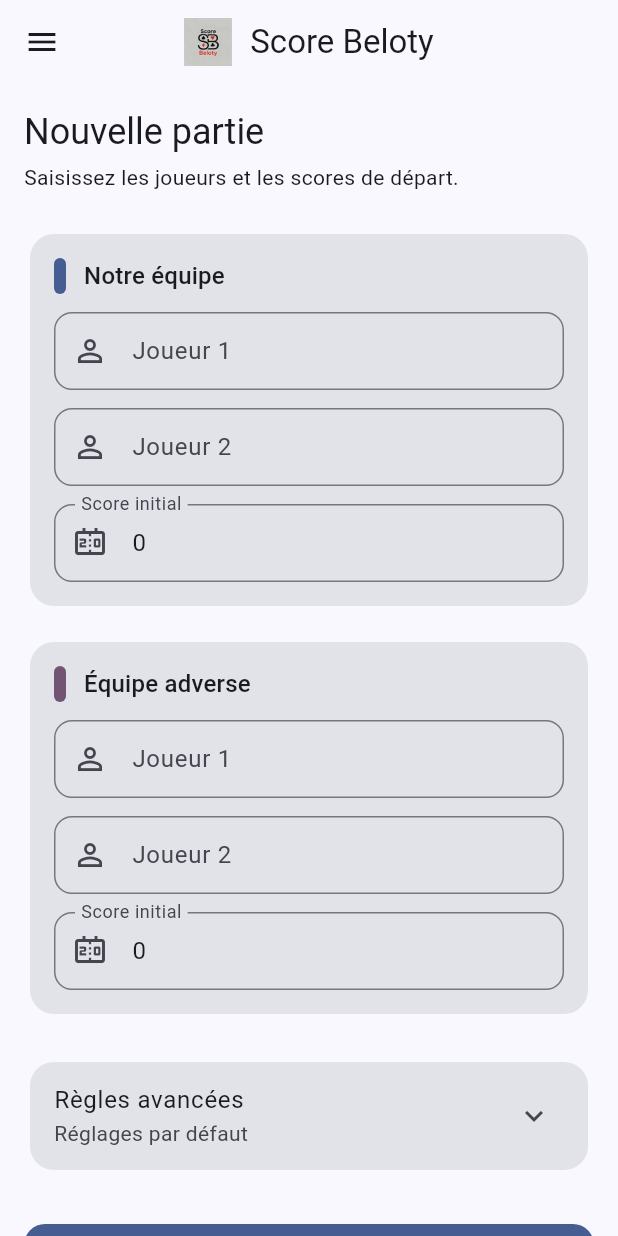
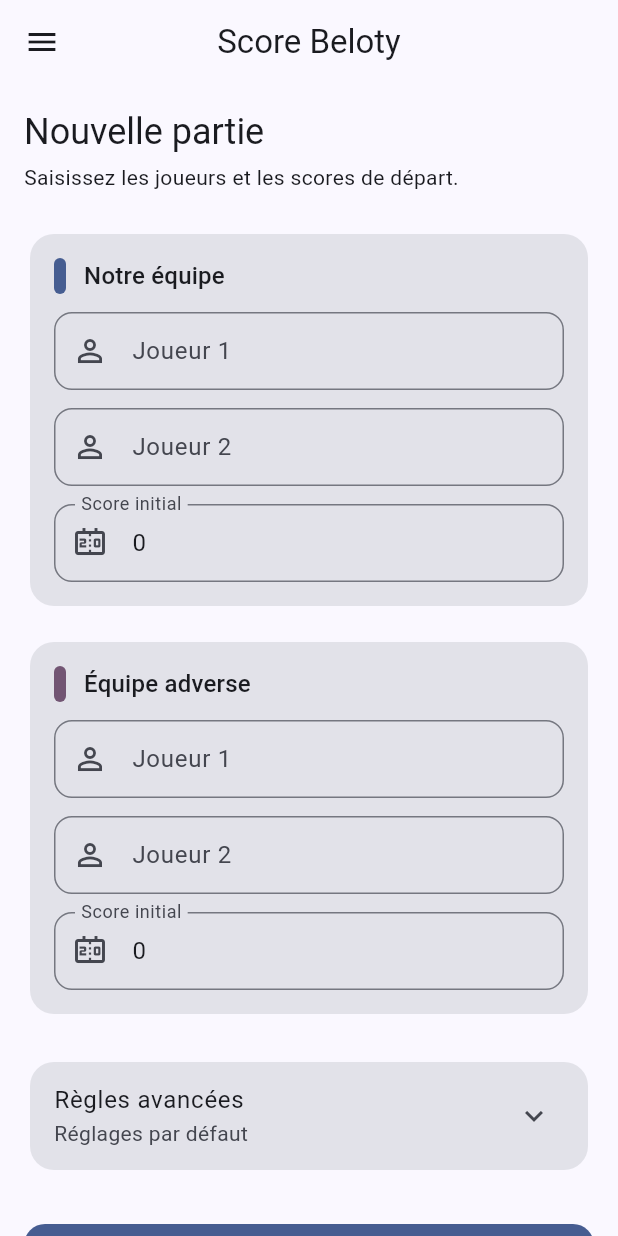
Before and after one commit to amarolahy/score_beloty_2_0, a Flutter app: the screen it shows after launch, on a phone screen of 412 x 824 dp. Run offline on Flutter 3.47's test engine with Material 3 defaults, Android fonts, the phone set to English and light mode, and no system bars; our stand-ins replace flutter_riverpod, flutter_svg, go_router, shared_preferences.

Commit message:
Remove logo from app bar

```diff
--- a/lib/features/game/presentation/screens/home_shell.dart
+++ b/lib/features/game/presentation/screens/home_shell.dart
@@ -18,11 +18,6 @@ class HomeShell extends StatelessWidget {
         title: Row(
           mainAxisSize: MainAxisSize.min,
           children: [
-            Semantics(
-              label: 'Logo Score Beloty',
-              child: Image.asset(logoAsset, height: 32),
-            ),
-            const SizedBox(width: 12),
             const Flexible(
               child: Text(
                 'Score Beloty',
```
